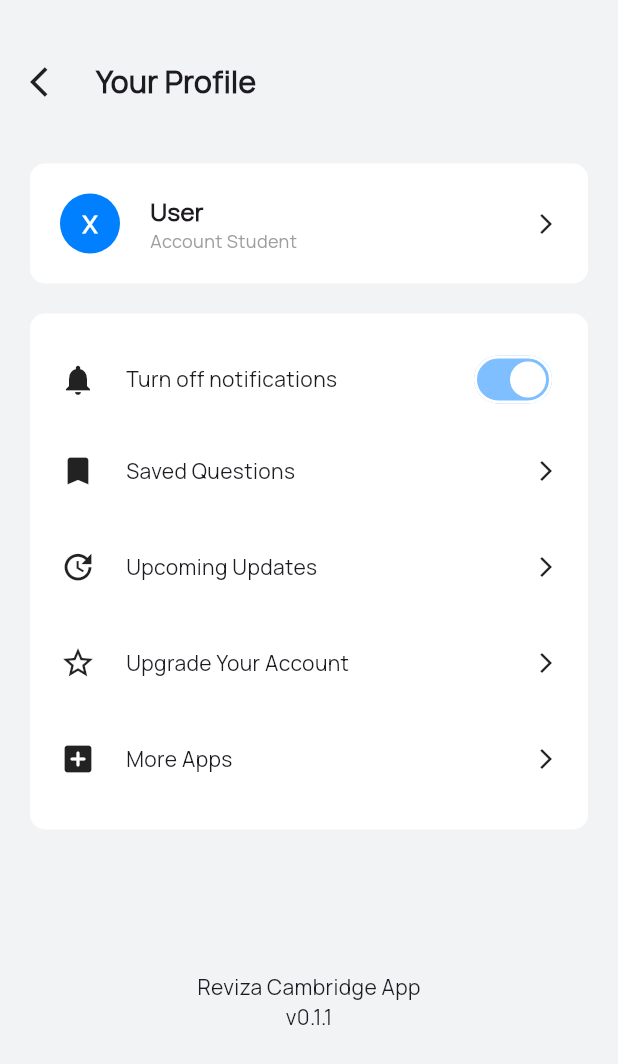
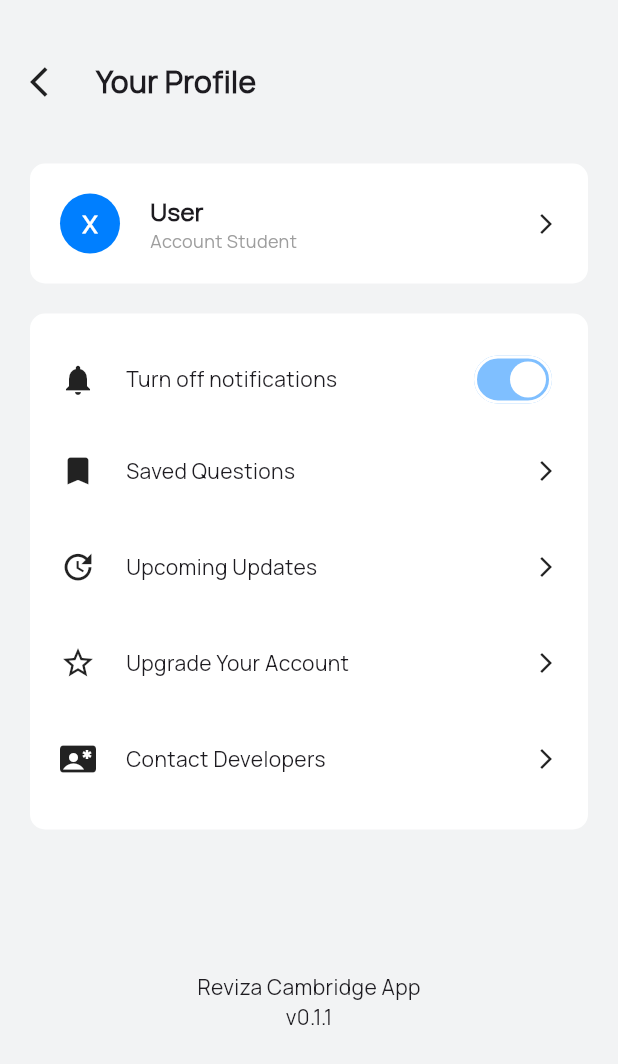
Before and after one commit to tinashemahwenda/reviza_app, a Flutter app: the ProfilePage screen opened directly, on a phone screen of 412 x 824 dp. Shown: the top 1064 px of the screen. Run offline on Flutter 3.47's test engine with Material 3 defaults, Android fonts, the phone set to English and light mode, and no system bars; our stand-ins replace lottie, shared_preferences; accounts and stored records are empty.

Commit message:
Added an option to contact developers

```diff
--- a/lib/screens/profile_page.dart
+++ b/lib/screens/profile_page.dart
@@ -161,8 +161,8 @@ class _ProfilePageState extends State<ProfilePage> {
                               settingName: 'Upgrade Your Account',
                               iconName: Icons.star_border_purple500_outlined),
                           SettingsTile(
-                              settingName: 'More Apps',
-                              iconName: Icons.add_box_rounded)
+                              settingName: 'Contact Developers',
+                              iconName: Icons.contact_emergency)
                         ],
                       ),
                     ),
```
